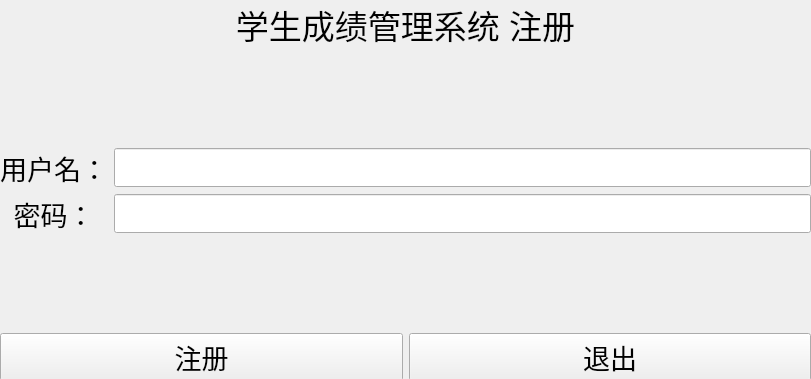
Before: the Qt Designer form registerwindow.ui in huiliyi-lmf/StudentScoreManagement, drawn with Qt 5.
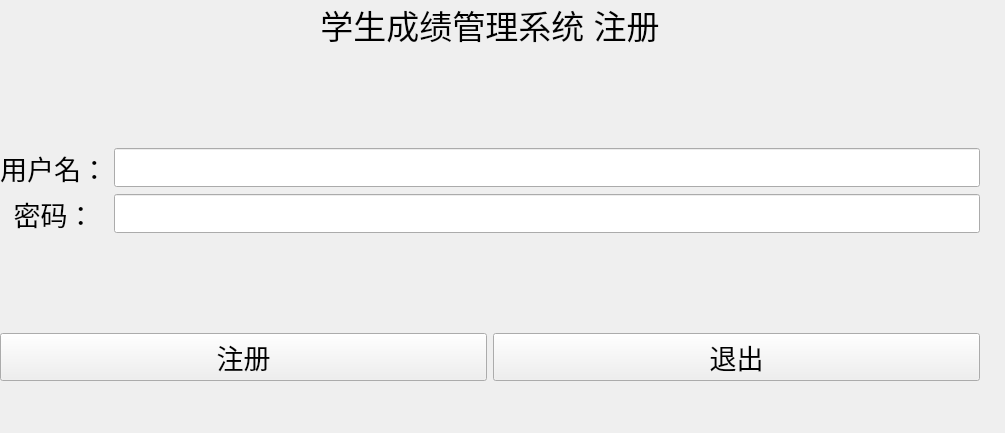
After: the same form once the commit is applied.

```diff
--- a/registerwindow.ui
+++ b/registerwindow.ui
@@ -6,8 +6,8 @@
    <rect>
     <x>0</x>
     <y>0</y>
-    <width>811</width>
-    <height>379</height>
+    <width>1005</width>
+    <height>433</height>
    </rect>
   </property>
   <property name="windowTitle">
@@ -18,7 +18,7 @@
     <rect>
      <x>0</x>
      <y>0</y>
-     <width>811</width>
+     <width>980</width>
      <height>381</height>
     </rect>
    </property>
```
